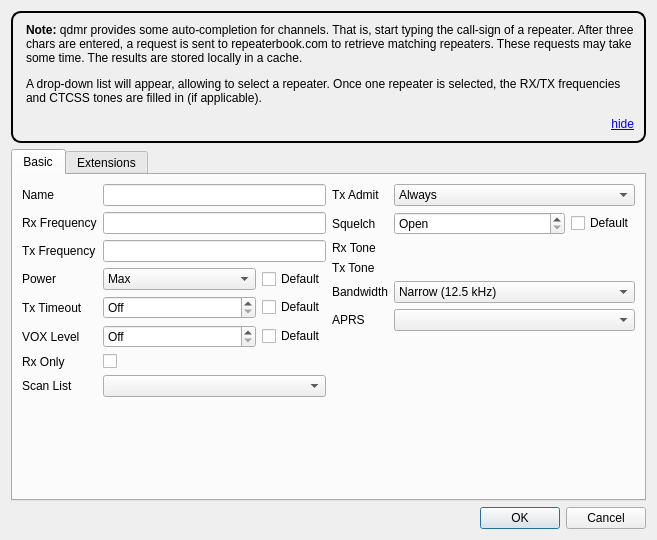
hmatuschek/qdmr, file src/analogchanneldialog.ui: the form before one commit.
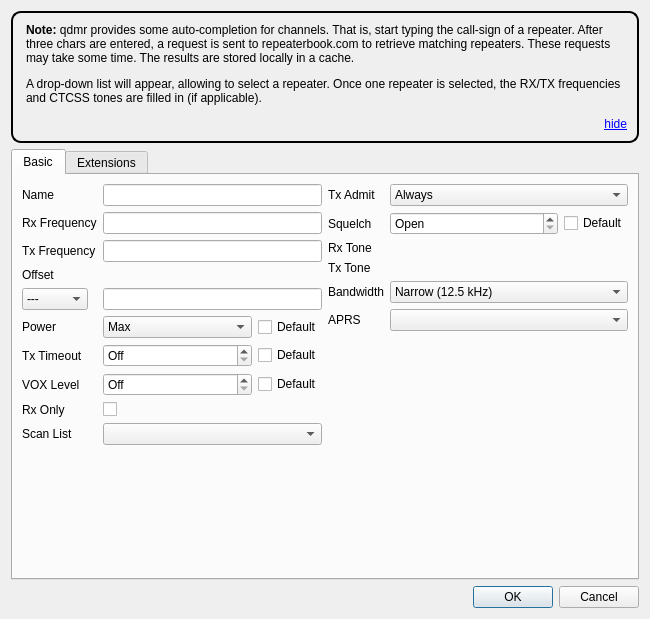
The form after the commit. Custom widgets are drawn as their Qt base class.

Commit message:
Fix #677 Add offset frequency indicator for repeaters
- Match frequency kHz,MHz,GHz without case on entry.
  This improves the user experience, but display format still
  follows proper case.

```diff
--- a/src/analogchanneldialog.ui
+++ b/src/analogchanneldialog.ui
@@ -6,8 +6,8 @@
    <rect>
     <x>0</x>
     <y>0</y>
-    <width>657</width>
-    <height>540</height>
+    <width>650</width>
+    <height>619</height>
    </rect>
   </property>
   <property name="sizePolicy">
@@ -86,13 +86,52 @@
           <widget class="QLineEdit" name="txFrequency"/>
          </item>
          <item row="3" column="0">
+          <widget class="QLabel" name="offsetLabel">
+           <property name="text">
+            <string>Offset</string>
+           </property>
+          </widget>
+         </item>
+         <item row="4" column="0">
+          <widget class="QComboBox" name="offsetComboBox">
+           <property name="currentText">
+            <string>---</string>
+           </property>
+           <property name="currentIndex">
+            <number>0</number>
+           </property>
+           <item>
+            <property name="text">
+             <string>---</string>
+            </property>
+           </item>
+           <item>
+            <property name="text">
+             <string>plus</string>
+            </property>
+           </item>
+           <item>
+            <property name="text">
+             <string> minus</string>
+            </property>
+           </item>
+          </widget>
+         </item>
+         <item row="4" column="1">
+          <widget class="QLineEdit" name="offsetLineEdit">
+           <property name="enabled">
+            <bool>true</bool>
+           </property>
+          </widget>
+         </item>
+         <item row="5" column="0">
           <widget class="QLabel" name="powerLabel">
            <property name="text">
             <string>Power</string>
            </property>
           </widget>
          </item>
-         <item row="3" column="1">
+         <item row="5" column="1">
           <layout class="QHBoxLayout" name="horizontalLayout_8">
            <item>
             <widget class="QComboBox" name="powerValue">
@@ -138,14 +177,14 @@
            </item>
           </layout>
          </item>
-         <item row="4" column="0">
+         <item row="6" column="0">
           <widget class="QLabel" name="txTimeoutLabel">
            <property name="text">
             <string>Tx Timeout</string>
            </property>
           </widget>
          </item>
-         <item row="4" column="1">
+         <item row="6" column="1">
           <layout class="QHBoxLayout" name="horizontalLayout_7">
            <item>
             <widget class="QSpinBox" name="totValue">
@@ -175,14 +214,14 @@
            </item>
           </layout>
          </item>
-         <item row="5" column="0">
+         <item row="7" column="0">
           <widget class="QLabel" name="vOXLevelLabel">
            <property name="text">
             <string>VOX Level</string>
            </property>
           </widget>
          </item>
-         <item row="5" column="1">
+         <item row="7" column="1">
           <layout class="QHBoxLayout" name="horizontalLayout_10">
            <item>
             <widget class="QSpinBox" name="voxValue">
@@ -209,24 +248,24 @@
            </item>
           </layout>
          </item>
-         <item row="6" column="0">
+         <item row="8" column="0">
           <widget class="QLabel" name="rxOnlyLabel">
            <property name="text">
             <string>Rx Only</string>
            </property>
           </widget>
          </item>
-         <item row="6" column="1">
+         <item row="8" column="1">
           <widget class="QCheckBox" name="rxOnly"/>
          </item>
-         <item row="7" column="0">
+         <item row="9" column="0">
           <widget class="QLabel" name="scanListLabel">
            <property name="text">
             <string>Scan List</string>
            </property>
           </widget>
          </item>
-         <item row="7" column="1">
+         <item row="9" column="1">
           <widget class="QComboBox" name="scanList">
            <property name="sizePolicy">
             <sizepolicy hsizetype="MinimumExpanding" vsizetype="Fixed">
```
Left out of the diff: 10 changed lines with no effect on the pictures. The commit also changes 8 other files.
